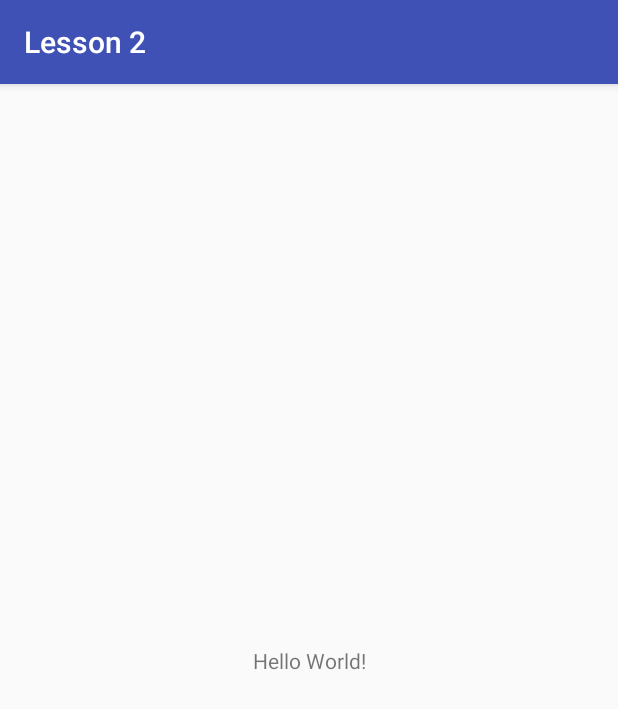
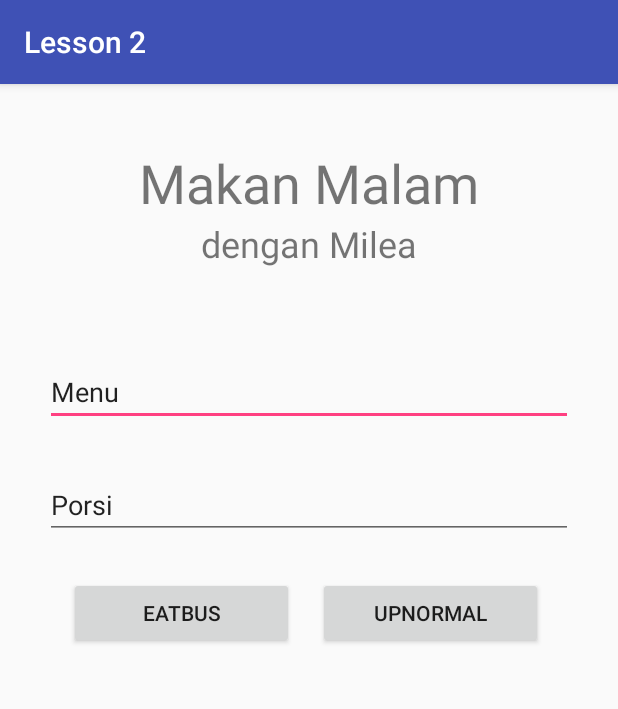
Before and after one commit to mafarienth/Lesson2, an Android app: the screen it shows after launch (MainActivity), on a phone screen of 412 x 824 dp. Shown: the top 709 px of the screen. Run offline under Robolectric (Android 15) with nearby library versions, the phone set to English and light mode, and no system bars.

Commit message:
push kedua nih

```diff
--- a/app/src/main/AndroidManifest.xml
+++ b/app/src/main/AndroidManifest.xml
@@ -16,6 +16,7 @@
                 <category android:name="android.intent.category.LAUNCHER" />
             </intent-filter>
         </activity>
+        <activity android:name=".SecondActivity"></activity>
     </application>
 
 </manifest>
--- a/app/src/main/res/layout/activity_main.xml
+++ b/app/src/main/res/layout/activity_main.xml
@@ -1,18 +1,83 @@
-<?xml version="1.0" encoding="utf-8"?>
-<android.support.constraint.ConstraintLayout xmlns:android="http://schemas.android.com/apk/res/android"
-    xmlns:app="http://schemas.android.com/apk/res-auto"
+<RelativeLayout xmlns:android="http://schemas.android.com/apk/res/android"
     xmlns:tools="http://schemas.android.com/tools"
     android:layout_width="match_parent"
     android:layout_height="match_parent"
-    tools:context="com.example.arien.lesson2.MainActivity">
+    android:paddingBottom="@dimen/activity_vertical_margin"
+    android:paddingLeft="@dimen/activity_horizontal_margin"
+    android:paddingRight="@dimen/activity_horizontal_margin"
+    android:paddingTop="@dimen/activity_vertical_margin"
+    tools:context=".MainActivity">
+
 
     <TextView
+        android:id="@+id/textView"
         android:layout_width="wrap_content"
         android:layout_height="wrap_content"
-        android:text="Hello World!"
-        app:layout_constraintBottom_toBottomOf="parent"
-        app:layout_constraintLeft_toLeftOf="parent"
-        app:layout_constraintRight_toRightOf="parent"
-        app:layout_constraintTop_toTopOf="parent" />
+        android:layout_alignParentTop="true"
+        android:layout_centerHorizontal="true"
+        android:layout_marginTop="31dp"
+        android:text="@string/Header1"
+        android:textSize="36sp" />
 
-</android.support.constraint.ConstraintLayout>
+    <TextView
+        android:id="@+id/textView2"
+        android:layout_width="wrap_content"
+        android:layout_height="wrap_content"
+        android:layout_below="@+id/textView"
+        android:layout_centerHorizontal="true"
+        android:text="@string/Header2"
+        android:textSize="24sp" />
+
+    <EditText
+        android:id="@+id/editText4"
+        android:layout_width="wrap_content"
+        android:layout_height="wrap_content"
+        android:layout_below="@+id/textView2"
+        android:layout_marginLeft="20dp"
+        android:layout_marginRight="20dp"
+        android:layout_marginTop="60dp"
+        android:width="500dp"
+        android:inputType="textPersonName"
+        android:text="@string/editText1" />
+
+    <EditText
+        android:id="@+id/editText5"
+        android:layout_width="wrap_content"
+        android:layout_height="wrap_content"
+        android:layout_below="@+id/editText4"
+        android:layout_centerHorizontal="true"
+        android:layout_marginLeft="20dp"
+        android:layout_marginRight="20dp"
+        android:layout_marginTop="30dp"
+        android:width="500dp"
+        android:ems="10"
+        android:inputType="textPersonName"
+        android:text="@string/editText2" />
+
+    <Button
+        android:id="@+id/button"
+        android:layout_width="wrap_content"
+        android:layout_height="wrap_content"
+        android:layout_alignLeft="@+id/editText5"
+        android:layout_alignStart="@+id/editText5"
+        android:layout_below="@+id/editText5"
+        android:layout_marginLeft="16dp"
+        android:layout_marginStart="16dp"
+        android:layout_marginTop="25dp"
+        android:width="150dp"
+        android:text="@string/button1" />
+
+    <Button
+        android:id="@+id/button3"
+        android:layout_width="wrap_content"
+        android:layout_height="wrap_content"
+        android:layout_alignBaseline="@+id/button"
+        android:layout_alignBottom="@+id/button"
+        android:layout_alignEnd="@+id/editText5"
+        android:layout_alignRight="@+id/editText5"
+        android:layout_marginEnd="20dp"
+        android:layout_marginRight="20dp"
+        android:width="150dp"
+        android:text="@string/button2" />
+
+</RelativeLayout>
--- /dev/null
+++ b/app/src/main/res/values/dimens.xml
@@ -0,0 +1,5 @@
+<?xml version="1.0" encoding="utf-8"?>
+<resources>
+    <dimen name="activity_vertical_margin">10dp</dimen>
+    <dimen name="activity_horizontal_margin">10dp</dimen>
+</resources>
--- a/app/src/main/res/values/strings.xml
+++ b/app/src/main/res/values/strings.xml
@@ -1,3 +1,10 @@
 <resources>
     <string name="app_name">Lesson 2</string>
+    <string name="Header1">Makan Malam</string>
+    <string name="Header2">dengan Milea</string>
+    <string name="editText1">Menu</string>
+    <string name="editText2">Porsi</string>
+    <string name="button1">EATBUS</string>
+    <string name="button2">UPNORMAL</string>
+    <string name="Header3">Nama Tempat</string>
 </resources>
```
Also changed, not shown: app/src/main/java/com/example/arien/lesson2/SecondActivity.java (added, +13 -0 lines), app/src/main/res/layout/activity_second.xml (added, +92 -0 lines).
